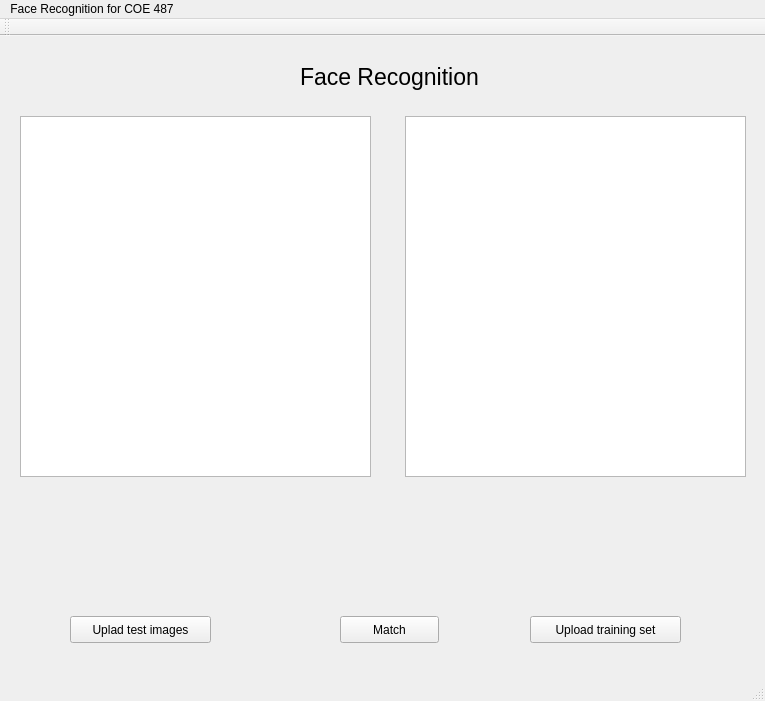
Before: the Qt Designer form GUI/mainwindow.ui in saleh1204/FaceRecognitionProject, drawn with Qt 5.
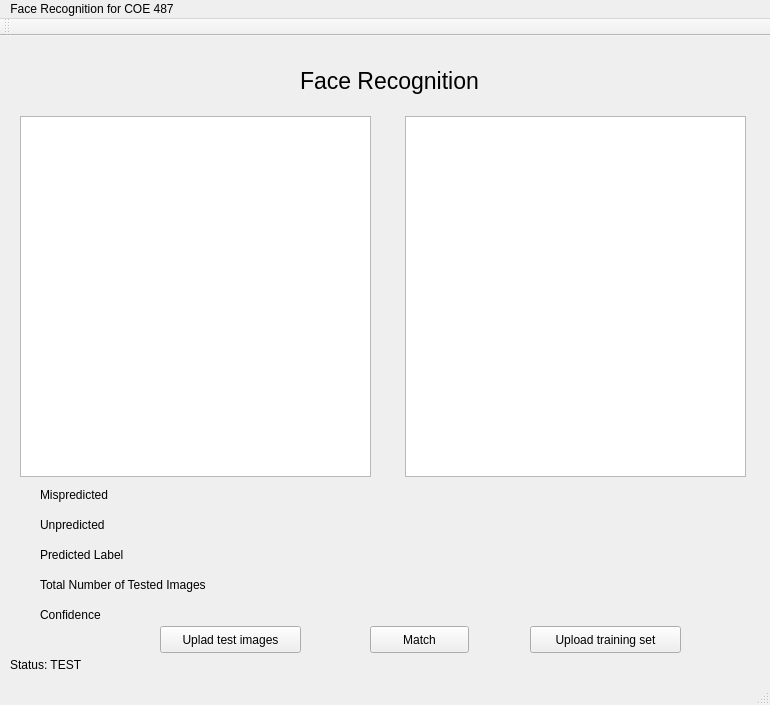
After: the same form once the commit is applied.

```diff
--- a/GUI/mainwindow.ui
+++ b/GUI/mainwindow.ui
@@ -6,8 +6,8 @@
    <rect>
     <x>0</x>
     <y>0</y>
-    <width>765</width>
-    <height>701</height>
+    <width>770</width>
+    <height>705</height>
    </rect>
   </property>
   <property name="windowTitle">
@@ -17,8 +17,8 @@
    <widget class="QPushButton" name="uploadTest">
     <property name="geometry">
      <rect>
-      <x>70</x>
-      <y>580</y>
+      <x>160</x>
+      <y>590</y>
       <width>141</width>
       <height>27</height>
      </rect>
@@ -30,8 +30,8 @@
    <widget class="QPushButton" name="testBt">
     <property name="geometry">
      <rect>
-      <x>340</x>
-      <y>580</y>
+      <x>370</x>
+      <y>590</y>
       <width>99</width>
       <height>27</height>
      </rect>
@@ -44,7 +44,7 @@
     <property name="geometry">
      <rect>
       <x>530</x>
-      <y>580</y>
+      <y>590</y>
       <width>151</width>
       <height>27</height>
      </rect>
@@ -78,8 +78,8 @@
      <rect>
       <x>300</x>
       <y>20</y>
-      <width>181</width>
-      <height>41</height>
+      <width>200</width>
+      <height>50</height>
      </rect>
     </property>
     <property name="font">
@@ -91,13 +91,91 @@
      <string>Face Recognition</string>
     </property>
    </widget>
+   <widget class="QLabel" name="status_lbl">
+    <property name="geometry">
+     <rect>
+      <x>10</x>
+      <y>620</y>
+      <width>371</width>
+      <height>17</height>
+     </rect>
+    </property>
+    <property name="text">
+     <string>Status: TEST</string>
+    </property>
+   </widget>
+   <widget class="QLabel" name="mispredicted_lbl">
+    <property name="geometry">
+     <rect>
+      <x>40</x>
+      <y>450</y>
+      <width>261</width>
+      <height>17</height>
+     </rect>
+    </property>
+    <property name="text">
+     <string>Mispredicted</string>
+    </property>
+   </widget>
+   <widget class="QLabel" name="unpredicted_lbl">
+    <property name="geometry">
+     <rect>
+      <x>40</x>
+      <y>480</y>
+      <width>251</width>
+      <height>17</height>
+     </rect>
+    </property>
+    <property name="text">
+     <string>Unpredicted</string>
+    </property>
+   </widget>
+   <widget class="QLabel" name="predictedLabel_lbl">
+    <property name="geometry">
+     <rect>
+      <x>40</x>
+      <y>510</y>
+      <width>251</width>
+      <height>17</height>
+     </rect>
+    </property>
+    <property name="text">
+     <string>Predicted Label</string>
+    </property>
+   </widget>
+   <widget class="QLabel" name="confidence_lbl">
+    <property name="geometry">
+     <rect>
+      <x>40</x>
+      <y>570</y>
+      <width>241</width>
+      <height>17</height>
+     </rect>
+    </property>
+    <property name="text">
+     <string>Confidence</string>
+    </property>
+   </widget>
+   <widget class="QLabel" name="totalTestingImageNumber_lbl">
+    <property name="geometry">
+     <rect>
+      <x>40</x>
+      <y>540</y>
+      <width>281</width>
+      <height>17</height>
+     </rect>
+    </property>
+    <property name="text">
+     <string>Total Number of Tested Images </string>
+    </property>
+   </widget>
   </widget>
   <widget class="QMenuBar" name="menuBar">
    <property name="geometry">
     <rect>
      <x>0</x>
      <y>0</y>
-     <width>765</width>
+     <width>770</width>
      <height>25</height>
     </rect>
    </property>
```
